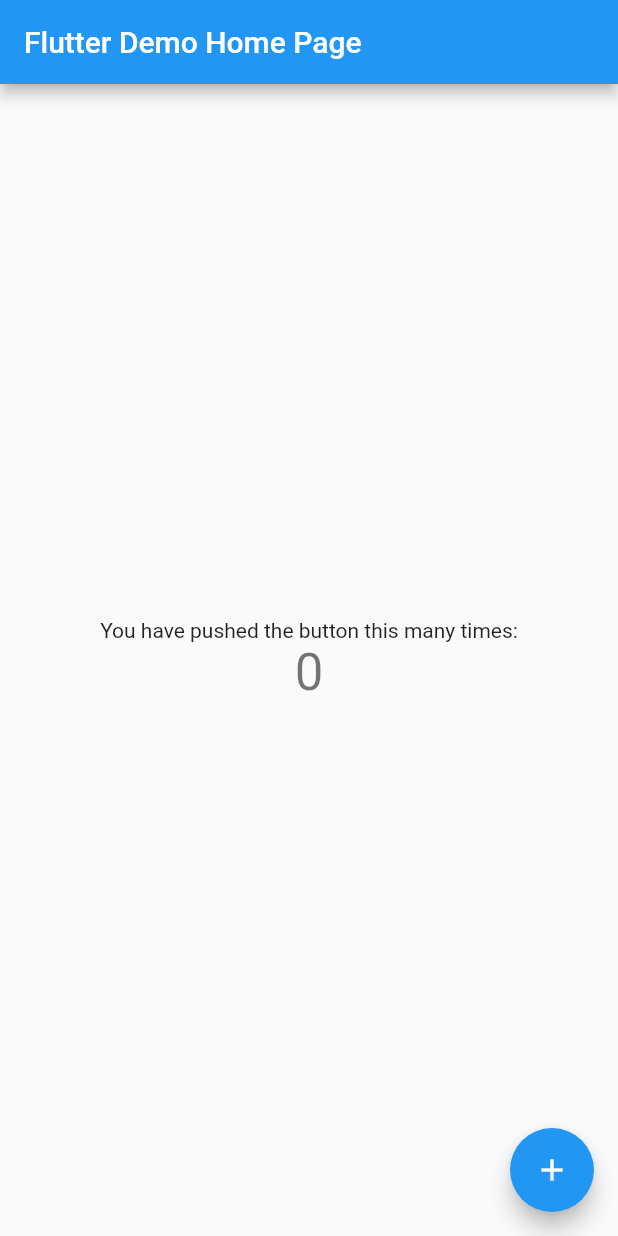
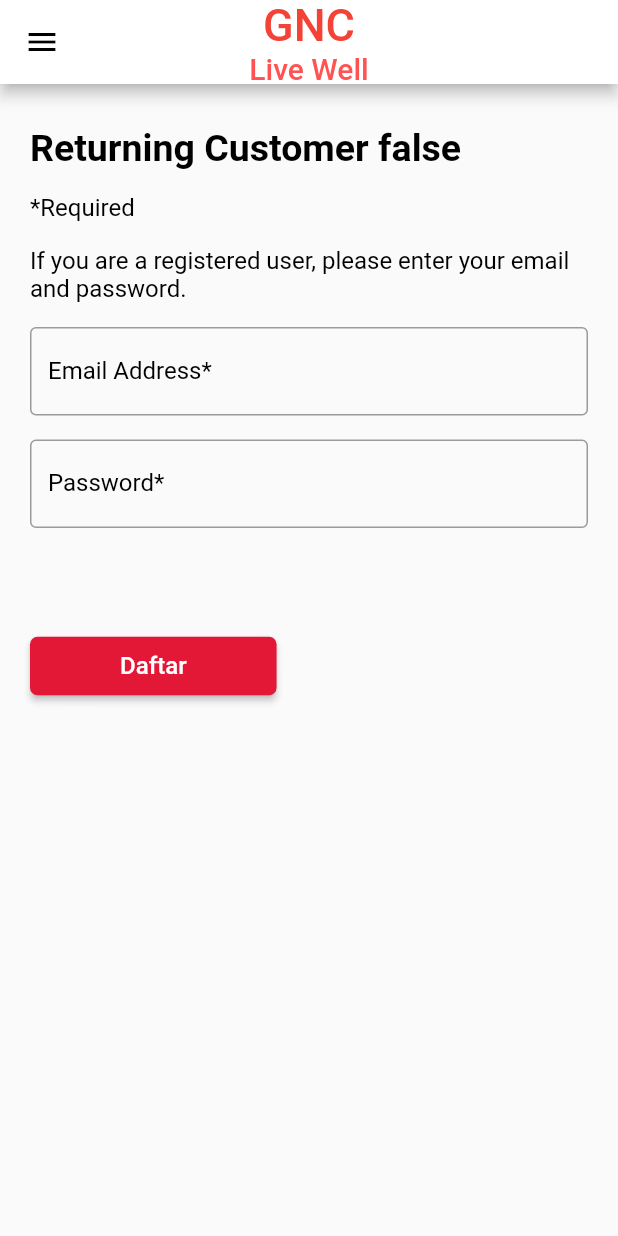
Before and after one commit to adyrangga/araya_flutter_app, a Flutter app: the screen it shows after launch, on a phone screen of 412 x 824 dp. Run offline on Flutter 3.47's test engine with Material 2 defaults, Android fonts, the phone set to English and light mode, and no system bars; our stand-ins replace fluttertoast.

Commit message:
login screen

```diff
--- a/lib/main.dart
+++ b/lib/main.dart
@@ -1,3 +1,7 @@
+import 'package:araya_flutter_app/api/apiLoginMenu.dart';
+import 'package:araya_flutter_app/screens/dashboard.dart';
+import 'package:araya_flutter_app/screens/login.dart';
+import 'package:flutter/cupertino.dart';
 import 'package:flutter/material.dart';
 
 void main() => runApp(MyApp());
@@ -9,103 +13,96 @@ class MyApp extends StatelessWidget {
     return MaterialApp(
       title: 'Flutter Demo',
       theme: ThemeData(
-        // This is the theme of your application.
-        //
-        // Try running your application with "flutter run". You'll see the
-        // application has a blue toolbar. Then, without quitting the app, try
-        // changing the primarySwatch below to Colors.green and then invoke
-        // "hot reload" (press "r" in the console where you ran "flutter run",
-        // or simply save your changes to "hot reload" in a Flutter IDE).
-        // Notice that the counter didn't reset back to zero; the application
-        // is not restarted.
         primarySwatch: Colors.blue,
       ),
-      home: MyHomePage(title: 'Flutter Demo Home Page'),
+      // home: MyStatefulWidget(),
+      initialRoute: '/',
+      routes: {
+        // When navigating to the "/" route, build the FirstScreen widget.
+        '/': (context) => MyStatefulWidget(),
+        // When navigating to the "/second" route, build the SecondScreen widget.
+        '/dashboard': (context) => DashboardScreen(),
+      },
     );
   }
 }
 
-class MyHomePage extends StatefulWidget {
-  MyHomePage({Key key, this.title}) : super(key: key);
-
-  // This widget is the home page of your application. It is stateful, meaning
-  // that it has a State object (defined below) that contains fields that affect
-  // how it looks.
-
-  // This class is the configuration for the state. It holds the values (in this
-  // case the title) provided by the parent (in this case the App widget) and
-  // used by the build method of the State. Fields in a Widget subclass are
-  // always marked "final".
-
-  final String title;
+class MyStatefulWidget extends StatefulWidget {
+  MyStatefulWidget({Key key}) : super(key: key);
 
   @override
-  _MyHomePageState createState() => _MyHomePageState();
+  LoginRoute createState() => LoginRoute();
 }
 
-class _MyHomePageState extends State<MyHomePage> {
-  int _counter = 0;
+class LoginRoute extends State<MyStatefulWidget> {
+  final GlobalKey<ScaffoldState> _scaffoldKey = GlobalKey<ScaffoldState>();
 
-  void _incrementCounter() {
-    setState(() {
-      // This call to setState tells the Flutter framework that something has
-      // changed in this State, which causes it to rerun the build method below
-      // so that the display can reflect the updated values. If we changed
-      // _counter without calling setState(), then the build method would not be
-      // called again, and so nothing would appear to happen.
-      _counter++;
-    });
+  @override
+  void initState() {
+    super.initState();
+  }
+
+  void _openDrawer() {
+    print('_openDrawer');
+    _scaffoldKey.currentState.openDrawer();
+  }
+
+  void _closeDrawer() {
+    print('_openDrawer');
+    Navigator.of(context).pop();
   }
 
   @override
   Widget build(BuildContext context) {
-    // This method is rerun every time setState is called, for instance as done
-    // by the _incrementCounter method above.
-    //
-    // The Flutter framework has been optimized to make rerunning build methods
-    // fast, so that you can just rebuild anything that needs updating rather
-    // than having to individually change instances of widgets.
     return Scaffold(
+      key: _scaffoldKey,
       appBar: AppBar(
-        // Here we take the value from the MyHomePage object that was created by
-        // the App.build method, and use it to set our appbar title.
-        title: Text(widget.title),
+        backgroundColor: Colors.white,
+        leading: Builder(
+          builder: (BuildContext context) {
+            return IconButton(
+              icon: Icon(Icons.menu),
+              onPressed: _openDrawer,
+              color: Colors.black,
+              tooltip: MaterialLocalizations.of(context).openAppDrawerTooltip,
+            );
+          },
         ),
-      body: Center(
-        // Center is a layout widget. It takes a single child and positions it
-        // in the middle of the parent.
+        title: IntrinsicWidth(
           child: Column(
-          // Column is also a layout widget. It takes a list of children and
-          // arranges them vertically. By default, it sizes itself to fit its
-          // children horizontally, and tries to be as tall as its parent.
-          //
-          // Invoke "debug painting" (press "p" in the console, choose the
-          // "Toggle Debug Paint" action from the Flutter Inspector in Android
-          // Studio, or the "Toggle Debug Paint" command in Visual Studio Code)
-          // to see the wireframe for each widget.
-          //
-          // Column has various properties to control how it sizes itself and
-          // how it positions its children. Here we use mainAxisAlignment to
-          // center the children vertically; the main axis here is the vertical
-          // axis because Columns are vertical (the cross axis would be
-          // horizontal).
-          mainAxisAlignment: MainAxisAlignment.center,
+            crossAxisAlignment: CrossAxisAlignment.stretch,
             children: <Widget>[
               Text(
-              'You have pushed the button this many times:',
+                'GNC',
+                style: TextStyle(color: Colors.red, fontSize: 30, letterSpacing: 0),
+                textAlign: TextAlign.center,
               ),
               Text(
-              '$_counter',
-              style: Theme.of(context).textTheme.display1,
+                'Live Well',
+                style: TextStyle(color: Colors.redAccent),
               ),
             ],
           ),
         ),
-      floatingActionButton: FloatingActionButton(
-        onPressed: _incrementCounter,
-        tooltip: 'Increment',
-        child: Icon(Icons.add),
-      ), // This trailing comma makes auto-formatting nicer for build methods.
+        centerTitle: true,
+      ),
+      body: LoginScreen(),
+      drawer: Drawer(
+        child: Center(
+          child: Column(
+            mainAxisAlignment: MainAxisAlignment.center,
+            children: <Widget>[
+              const Text('This is the Drawer'),
+              RaisedButton(
+                onPressed: _closeDrawer,
+                child: const Text('Close Drawer'),
+              ),
+            ],
+          ),
+        ),
+      ),
+      // Disable opening the drawer with a swipe gesture.
+      drawerEdgeDragWidth: 0,
     );
   }
 }
--- /dev/null
+++ b/lib/screens/login.dart
@@ -0,0 +1,203 @@
+import 'package:araya_flutter_app/utils/customFunction.dart';
+import 'package:araya_flutter_app/widgets/inputField.dart';
+import 'package:flutter/cupertino.dart';
+import 'package:flutter/material.dart';
+import 'package:fluttertoast/fluttertoast.dart';
+
+import '../utils/validationForm.dart';
+
+class LoginScreen extends StatefulWidget {
+  createState() {
+    return LoginScreenState();
+  }
+}
+
+class LoginScreenState extends State<LoginScreen>
+    with ValidationForm, CustomFunction {
+  /// immutable variables
+  final formKey = GlobalKey<FormState>();
+  final Color inkwellColor = Color(0xFFFFFF);
+  final texfieldController = TextEditingController();
+
+  /// mutable variables
+  String email = '';
+  String password = '';
+  bool resetErrorField = false;
+
+  @override
+  void initState() {
+    super.initState();
+    // texfieldController.addListener(_texfieldController);
+  }
+
+  void _texfieldController() {
+    print('_texfieldController > ' + resetErrorField.toString());
+    setState(() {
+      resetErrorField = !resetErrorField;
+    });
+  }
+
+  Widget build(context) {
+    return Wrap(
+      children: <Widget>[
+        InkWell(
+          radius: 0,
+          splashColor: inkwellColor,
+          highlightColor: inkwellColor,
+          focusColor: inkwellColor,
+          onTap: () {
+            FocusScope.of(context).unfocus();
+          },
+          child: Container(
+            margin: EdgeInsets.all(20.0),
+            child: Form(
+                key: formKey,
+                child: Column(
+                  children: [
+                    Row(
+                      mainAxisAlignment: MainAxisAlignment.start,
+                      children: <Widget>[
+                        Flexible(
+                          child: Padding(
+                            padding: const EdgeInsets.symmetric(vertical: 8.0),
+                            child: Text(
+                              'Returning Customer $resetErrorField',
+                              style: TextStyle(
+                                color: hexToColor('#000000'),
+                                fontSize: 25,
+                                fontWeight: FontWeight.bold,
+                              ),
+                            ),
+                          ),
+                        ),
+                      ],
+                    ),
+                    Row(
+                      mainAxisAlignment: MainAxisAlignment.start,
+                      children: <Widget>[
+                        Flexible(
+                          child: Padding(
+                            padding: const EdgeInsets.symmetric(vertical: 8.0),
+                            child: Text(
+                              '*Required',
+                              style: TextStyle(
+                                color: hexToColor('#000000'),
+                                fontSize: 16,
+                              ),
+                            ),
+                          ),
+                        ),
+                      ],
+                    ),
+                    Row(
+                      children: <Widget>[
+                        Flexible(
+                          child: Padding(
+                            padding: const EdgeInsets.symmetric(vertical: 8.0),
+                            child: Text(
+                              'If you are a registered user, please enter your email and password.',
+                              style: TextStyle(
+                                color: hexToColor('#000000'),
+                                fontSize: 16,
+                              ),
+                              overflow: TextOverflow.clip,
+                            ),
+                          ),
+                        ),
+                      ],
+                    ),
+                    Padding(
+                      padding: const EdgeInsets.symmetric(vertical: 8.0),
+                      child: InputField(
+                        param: {
+                          'key': new Key('email'),
+                          'decoration': InputDecoration(
+                            labelText: 'Email Address*',
+                            labelStyle: TextStyle(color: Colors.black),
+                            focusedBorder: OutlineInputBorder(
+                                borderSide: BorderSide(color: Colors.amber)),
+                            border: OutlineInputBorder(
+                                borderSide: BorderSide(color: Colors.yellow)),
+                          ),
+                          'validator': validateEmail,
+                          'onSaved': (String value) {
+                            email = value;
+                          },
+                          'keyboardType': TextInputType.emailAddress,
+                        },
+                      ),
+                    ),
+                    Padding(
+                      padding: const EdgeInsets.symmetric(vertical: 8.0),
+                      child: InputField(
+                        param: {
+                          'obscureText': true,
+                          'key': new Key('password'),
+                          'decoration': InputDecoration(
+                            focusedBorder: OutlineInputBorder(
+                                borderSide: BorderSide(color: Colors.amber)),
+                            labelText: 'Password*',
+                            labelStyle: TextStyle(color: Colors.black),
+                            border: OutlineInputBorder(
+                                borderSide: BorderSide(color: Colors.red)),
+                          ),
+                          // 'onChanged':(val) {
+                          //   _texfieldController();
+                          // },
+                          // 'controller': texfieldController,
+                          'validator': validatePassword,
+                          // 'validator': validatePassword('123456789'),
+                          'onSaved': (String value) {
+                            password = value;
+                          },
+                        },
+                      ),
+                    ),
+                    submitButton(),
+                  ],
+                )),
+          ),
+        ),
+      ],
+    );
+  }
+
+  Widget submitButton() {
+    return Row(
+      children: <Widget>[
+        Container(
+          margin: EdgeInsets.only(top: 60.0),
+          child: RaisedButton(
+            color: hexToColor('#E31837'),
+            onPressed: () {
+              print('Email: $email, Password: $password');
+              bool isValid = formKey.currentState.validate();
+              if (isValid) {
+                formKey.currentState.save();
+                print('Email: $email, Password: $password');
+                FocusScope.of(context).unfocus();
+                Navigator.pushNamed(context, '/dashboard');
+              } else {
+                Fluttertoast.showToast(
+                  msg: "Email or Password Incorrect",
+                  toastLength: Toast.LENGTH_SHORT,
+                  gravity: ToastGravity.TOP,
+                  backgroundColor: Colors.redAccent,
+                  // timeInSecForIosWeb: 1
+                );
+              }
+            },
+            padding: EdgeInsets.symmetric(vertical: 10, horizontal: 60),
+            shape: RoundedRectangleBorder(
+              borderRadius: BorderRadius.circular(5),
+            ),
+            child: Text(
+              'Daftar',
+              style: TextStyle(color: hexToColor('#FFFFFF'), fontSize: 16),
+            ),
+          ),
+        ),
+      ],
+    );
+  }
+}
--- /dev/null
+++ b/lib/utils/customFunction.dart
@@ -0,0 +1,7 @@
+import 'package:flutter/material.dart';
+
+class CustomFunction {
+  Color hexToColor(String code) {
+    return Color(int.parse(code.substring(1, 7), radix: 16) + 0xFF000000);
+  }
+}
--- /dev/null
+++ b/lib/widgets/inputField.dart
@@ -0,0 +1,22 @@
+import 'package:flutter/material.dart';
+
+class InputField extends StatelessWidget {
+  InputField({Key key, this.param}) : super(key: key);
+
+  final Map param;
+
+  @override
+  Widget build(BuildContext context) {
+    bool setObscureText =  param['obscureText'] != null ? true : false;
+    return TextFormField(
+        key: param['key'],
+        decoration: param['decoration'],
+        validator: param['validator'],
+        onSaved: param['onSaved'],
+        keyboardType: param['keyboardType'],
+        obscureText: setObscureText,
+        onChanged: param['onChanged'],
+        controller: param['controller'],
+    );
+  }
+}
--- a/pubspec.yaml
+++ b/pubspec.yaml
@@ -19,6 +19,8 @@ environment:
 dependencies:
   flutter:
     sdk: flutter
+  fluttertoast: ^7.1.1
+  http: ^0.12.2
 
   # The following adds the Cupertino Icons font to your application.
   # Use with the CupertinoIcons class for iOS style icons.
```
Also changed, not shown: lib/api/apiLoginMenu.dart (added, +18 -0 lines), lib/screens/dashboard.dart (added, +198 -0 lines), lib/utils/constants.dart (added, +9 -0 lines), lib/utils/validationForm.dart (added, +24 -0 lines), pubspec.lock. Lines whose indentation alone changed are shown as unchanged.
